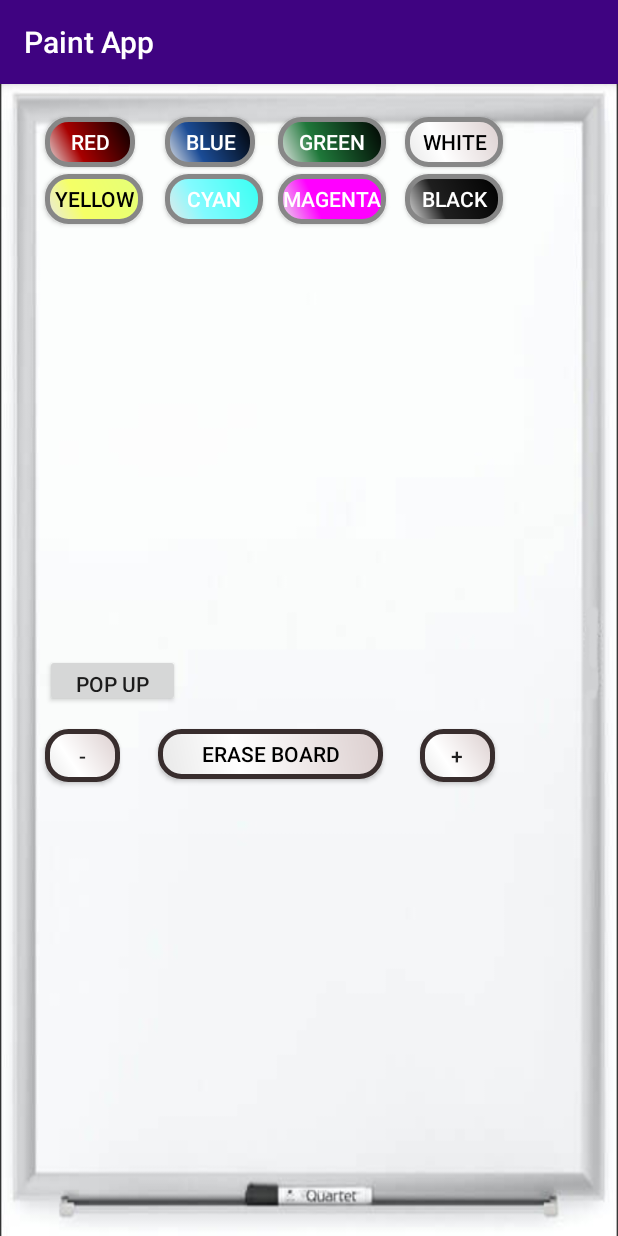
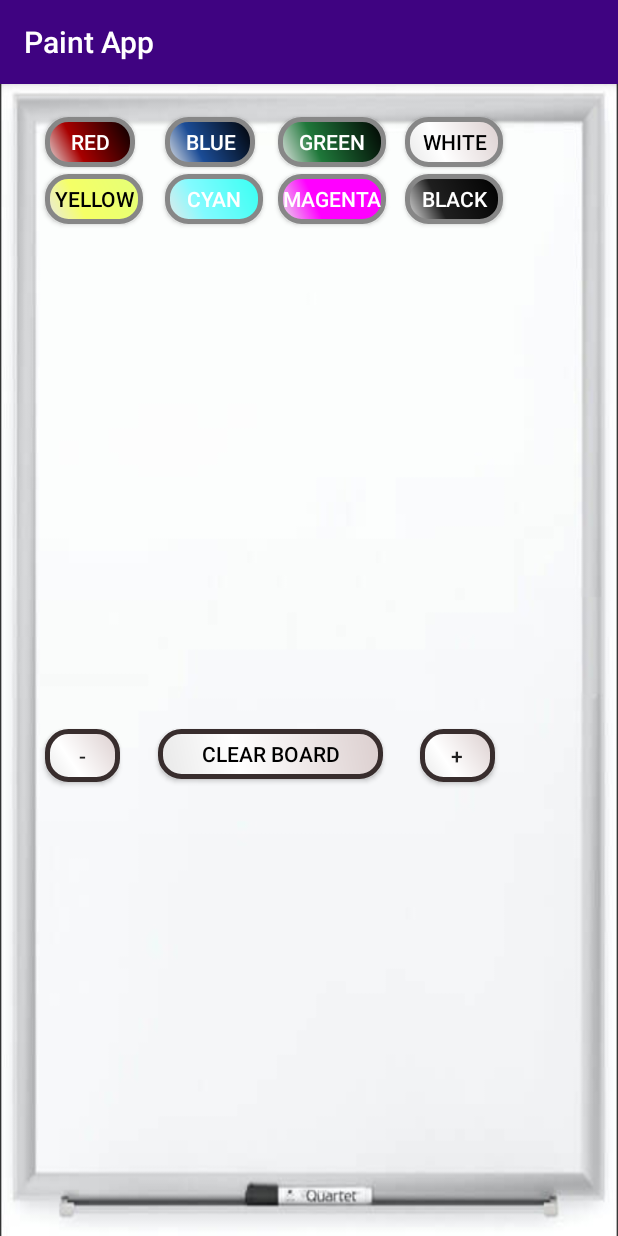
Before and after one commit to aliang30/CS441---Android-Project-2, an Android app: the screen it shows after launch (MainActivity), on a phone screen of 412 x 824 dp. Run offline under Robolectric (Android 15) with nearby library versions, the phone set to English and light mode, and no system bars.

Commit message:
Git commit

```diff
--- a/app/src/main/java/com/example/project2/MainActivity.java
+++ b/app/src/main/java/com/example/project2/MainActivity.java
@@ -1,19 +1,15 @@
 package com.example.project2;
 
 import androidx.appcompat.app.AppCompatActivity;
-import androidx.appcompat.widget.Toolbar;
-
 import android.graphics.Color;
 import android.os.Bundle;
 import android.util.Log;
 import android.view.View;
 import android.widget.Button;
-import android.widget.TextView;
-import android.view.Menu;
-import android.view.MenuItem;
 
 public class MainActivity extends AppCompatActivity implements View.OnClickListener {
-    PaintPotView v_drawingPad;
+
+    PaintView v_drawingPad;
     Button b_red, b_blue, b_green, b_cyan, b_yellow, b_black, b_white, b_magenta;
     Button b_reset, b_dotSizePlus, b_dotSizeMinus;
 
@@ -24,17 +20,17 @@ public class MainActivity extends AppCompatActivity implements View.OnClickListe
         super.onCreate(savedInstanceState);
         setContentView(R.layout.activity_main);
 
-        b_red = (Button)findViewById(R.id.red_b);
-        b_blue = (Button)findViewById(R.id.blue_b);
-        b_green = (Button)findViewById(R.id.green_b);
-        b_yellow = (Button)findViewById(R.id.yellow_b);
-        b_magenta = (Button)findViewById(R.id.magenta_b);
-        b_black = (Button)findViewById(R.id.black_b);
-        b_white = (Button)findViewById(R.id.white_b);
-        b_cyan = (Button)findViewById(R.id.cyan_b);
-        b_reset = (Button)findViewById(R.id.reset_b);
-        b_dotSizePlus = (Button)findViewById(R.id.plus_b);
-        b_dotSizeMinus = (Button)findViewById(R.id.minus_b);
+        b_red = findViewById(R.id.red_b);
+        b_blue = findViewById(R.id.blue_b);
+        b_green = findViewById(R.id.green_b);
+        b_yellow = findViewById(R.id.yellow_b);
+        b_magenta = findViewById(R.id.magenta_b);
+        b_black = findViewById(R.id.black_b);
+        b_white = findViewById(R.id.white_b);
+        b_cyan = findViewById(R.id.cyan_b);
+        b_reset = findViewById(R.id.reset_b);
+        b_dotSizePlus = findViewById(R.id.plus_b);
+        b_dotSizeMinus = findViewById(R.id.minus_b);
 
         b_red.setOnClickListener(this);
         b_blue.setOnClickListener(this);
@@ -47,15 +43,13 @@ public class MainActivity extends AppCompatActivity implements View.OnClickListe
         b_reset.setOnClickListener(this);
         b_dotSizePlus.setOnClickListener(this);
         b_dotSizeMinus.setOnClickListener(this);
-        v_drawingPad = (PaintPotView)findViewById(R.id.drawingPad_v);
-
+        v_drawingPad = findViewById(R.id.drawingPad_v);
     }
-
 
     @Override
     public void onClick(View view) {
 
-        Button _b = (Button)findViewById(view.getId());
+        Button _b = findViewById(view.getId());
 
         switch (view.getId()) {
             case R.id.red_b:
@@ -104,4 +98,5 @@ public class MainActivity extends AppCompatActivity implements View.OnClickListe
                 break;
         }
     }
+
 }
--- a/app/src/main/java/com/example/project2/PaintPotView.java
+++ /dev/null
@@ -1,119 +0,0 @@
-package com.example.project2;
-
-import android.util.AttributeSet;
-import android.content.Context;
-import android.graphics.Canvas;
-import android.graphics.Color;
-import android.graphics.Paint;
-import android.graphics.Path;
-import android.util.Log;
-import android.view.MotionEvent;
-import android.view.View;
-import java.util.ArrayList;
-
-public class PaintPotView extends View implements View.OnTouchListener{
-
-    private final int DEFAULT_DOT_SIZE = 5;
-    private final int MAX_DOT_SIZE = 100;
-    private final int MIN_DOT_SIZE = 0;
-    private int mDotSize;
-    private int mPenColor;
-    private Path mPath;
-    private Paint mPaint;
-    private final int DEFAULT_COLOR = Color.GREEN;
-    private float mX, mY, mOldX, mOldY;
-    private ArrayList<Path> mPaths;
-    private ArrayList<Paint> mPaints;
-
-    public PaintPotView(Context context) {
-        super(context);
-        this.init();
-    }
-
-    public PaintPotView(Context context, AttributeSet attrs) {
-        super(context, attrs);
-        this.init();
-    }
-
-    public PaintPotView(Context context, AttributeSet attrs, int defStyleAttr) {
-        super(context, attrs, defStyleAttr);
-        this.init();
-    }
-
-    public void changeDotSize(int increment) {
-        this.mDotSize += increment;
-        this.mDotSize = Math.max(mDotSize, MIN_DOT_SIZE); //ceiling
-        this.mDotSize = Math.min(mDotSize, MAX_DOT_SIZE); //floor
-    }
-
-    public void setPenColor(int penColor) {
-        this.mPenColor = penColor;
-        this.mPaint.setColor(mPenColor);
-    }
-
-    private void init() {
-        this.mDotSize = DEFAULT_DOT_SIZE;
-        this.mPenColor = DEFAULT_COLOR;
-        this.mPath = new Path();
-        this.mPaths = new ArrayList<Path>();
-        this.mPaints = new ArrayList<Paint>();
-        this.addPath(false);
-        this.mX = this.mY = this.mOldX = this.mOldY = (float)0.0;
-        this.setOnTouchListener(this);
-        this.mX = this.mY = (float)0.0;
-    }
-
-    public void reset() {
-        this.init();
-        this.invalidate();
-    }
-
-    @Override
-    protected void onDraw(Canvas canvas) {
-        super.onDraw(canvas);
-        for (int i = 0 ; i < mPaths.size() ; i++)
-            canvas.drawPath(mPaths.get(i), mPaints.get(i));
-    }
-
-    @Override
-    public boolean onTouch(View view, MotionEvent motionEvent) {
-        mX = motionEvent.getX();
-        mY = motionEvent.getY();
-
-        Log.d("Touched:", " (" + mX + "," + mY + ")");
-
-        switch (motionEvent.getAction()) {
-            case MotionEvent.ACTION_DOWN:
-                this.addPath(false);
-                this.mPath.addCircle(mX, mY, mDotSize/2, Path.Direction.CW);
-                this.addPath(false);
-                this.mPath.moveTo(mX, mY);
-                break;
-            case MotionEvent.ACTION_MOVE:
-                this.mPath.lineTo(mX, mY);
-                break;
-            case MotionEvent.ACTION_UP:
-                this.addPath(true);
-                if (mOldX == mX && mOldY == mY)
-                    this.mPath.addCircle(mX, mY, mDotSize / 2, Path.Direction.CW);
-                break;
-        }
-        this.invalidate();
-        mOldX = mX;
-        mOldY = mY;
-
-        return true;
-    }
-
-    private void addPath(boolean fill){
-        mPath = new Path();
-        mPaths.add(mPath);
-        mPaint = new Paint();
-        mPaints.add(mPaint);
-        mPaint.setColor(mPenColor);
-        if (!fill) {
-            mPaint.setStyle(Paint.Style.STROKE);
-        }
-        mPaint.setStrokeWidth(mDotSize);
-    }
-}
--- a/app/src/main/res/layout/activity_main.xml
+++ b/app/src/main/res/layout/activity_main.xml
@@ -1,7 +1,7 @@
 <?xml version="1.0" encoding="utf-8"?>
 
 <RelativeLayout xmlns:android="http://schemas.android.com/apk/res/android"
-    xmlns:app="http://schemas.android.com/apk/res-auto"
+    android:id="@+id/view_root"
     xmlns:tools="http://schemas.android.com/tools"
     android:layout_width="match_parent"
     android:layout_height="match_parent"
@@ -95,7 +95,7 @@
         android:layout_marginTop="430dp"
         android:background="@drawable/button_erase"
         android:textColor="#000000"
-        android:text="ERASE BOARD" />
+        android:text="CLEAR BOARD" />
 
     <Button
         android:id="@+id/plus_b"
@@ -115,19 +115,10 @@
         android:background="@drawable/button_erase"
         android:text="-" />
 
-    <Button
-        android:id="@+id/cartoon_b"
-        android:layout_width="90dp"
-        android:layout_height="35dp"
-        android:layout_marginLeft="30dp"
-        android:layout_marginTop="380dp"
-        android:text="POP UP" />
-
-    <com.example.project2.PaintPotView
+    <com.example.project2.PaintView
         android:background="@drawable/white_board"
         android:layout_width="match_parent"
         android:layout_height="match_parent"
         android:id="@+id/drawingPad_v" />
 
-
 </RelativeLayout>
```
Also changed, not shown: app/src/main/java/com/example/project2/PaintView.java (+98 -48 lines), app/src/main/res/drawable/white_board.jpg, 67 other files.
